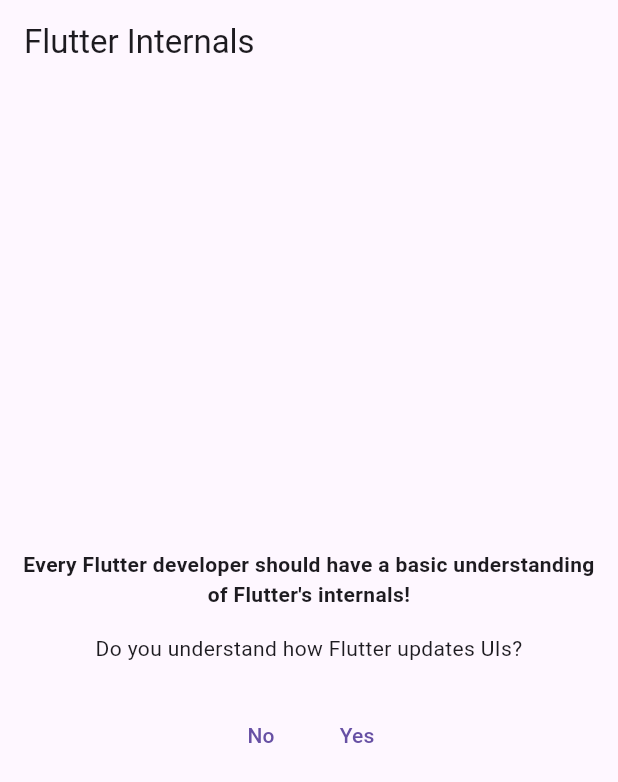
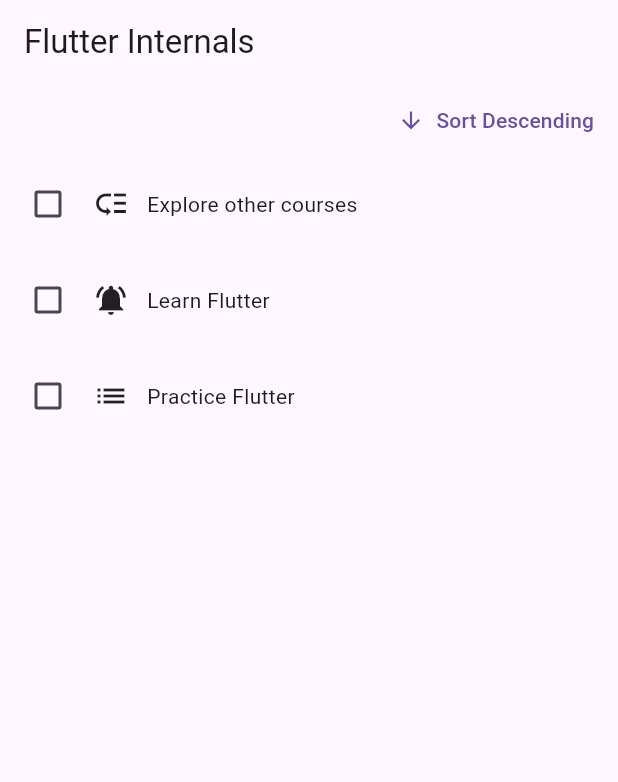
Before and after one commit to Bakez98/Flutter, a Flutter app: the screen it shows after launch, on a phone screen of 412 x 824 dp. Shown: the top 782 px of the screen. Run offline on Flutter 3.47's test engine with Material 2 defaults, Android fonts, the light colour scheme and no system bars; our stand-ins replace google_fonts.

Commit message:
pushing latest for section 7

```diff
--- /dev/null
+++ b/section_7/flutter_internals/lib/keys/checkable_todo_item.dart
@@ -0,0 +1,50 @@
+import 'package:flutter/material.dart';
+
+enum Priority { urgent, normal, low }
+
+class CheckableTodoItem extends StatefulWidget {
+  const CheckableTodoItem(this.text, this.priority, {super.key});
+
+  final String text;
+  final Priority priority;
+
+  @override
+  State<CheckableTodoItem> createState() => _CheckableTodoItemState();
+}
+
+class _CheckableTodoItemState extends State<CheckableTodoItem> {
+  var _done = false;
+
+  void _setDone(bool? isChecked) {
+    setState(() {
+      _done = isChecked ?? false;
+    });
+  }
+
+  @override
+  Widget build(BuildContext context) {
+    var icon = Icons.low_priority;
+
+    if (widget.priority == Priority.urgent) {
+      icon = Icons.notifications_active;
+    }
+
+    if (widget.priority == Priority.normal) {
+      icon = Icons.list;
+    }
+
+    return Padding(
+      padding: const EdgeInsets.all(8),
+      child: Row(
+        crossAxisAlignment: CrossAxisAlignment.center,
+        children: [
+          Checkbox(value: _done, onChanged: _setDone),
+          const SizedBox(width: 6),
+          Icon(icon),
+          const SizedBox(width: 12),
+          Text(widget.text),
+        ],
+      ),
+    );
+  }
+}
--- /dev/null
+++ b/section_7/flutter_internals/lib/keys/keys.dart
@@ -0,0 +1,84 @@
+import 'package:flutter/material.dart';
+import 'package:flutter_internals/keys/checkable_todo_item.dart';
+// import 'package:flutter_internals/keys/todo_item.dart';
+
+class Todo {
+  const Todo(this.text, this.priority);
+
+  final String text;
+  final Priority priority;
+}
+
+class Keys extends StatefulWidget {
+  const Keys({super.key});
+
+  @override
+  State<Keys> createState() {
+    return _KeysState();
+  }
+}
+
+class _KeysState extends State<Keys> {
+  var _order = 'asc';
+  final _todos = [
+    const Todo(
+      'Learn Flutter',
+      Priority.urgent,
+    ),
+    const Todo(
+      'Practice Flutter',
+      Priority.normal,
+    ),
+    const Todo(
+      'Explore other courses',
+      Priority.low,
+    ),
+  ];
+
+  List<Todo> get _orderedTodos {
+    final sortedTodos = List.of(_todos);
+    sortedTodos.sort((a, b) {
+      final bComesAfterA = a.text.compareTo(b.text);
+      return _order == 'asc' ? bComesAfterA : -bComesAfterA;
+    });
+    return sortedTodos;
+  }
+
+  void _changeOrder() {
+    setState(() {
+      _order = _order == 'asc' ? 'desc' : 'asc';
+    });
+  }
+
+  @override
+  Widget build(BuildContext context) {
+    return Column(
+      children: [
+        Align(
+          alignment: Alignment.centerRight,
+          child: TextButton.icon(
+            onPressed: _changeOrder,
+            icon: Icon(
+              _order == 'asc' ? Icons.arrow_downward : Icons.arrow_upward,
+            ),
+            label: Text('Sort ${_order == 'asc' ? 'Descending' : 'Ascending'}'),
+          ),
+        ),
+        Expanded(
+          child: Column(
+            children: [
+              // for (final todo in _orderedTodos) TodoItem(todo.text, todo.priority),
+              for (final todo in _orderedTodos)
+                CheckableTodoItem(
+                  //key: ValueKey(todo.text),
+                  key: ObjectKey(todo),
+                  todo.text,
+                  todo.priority,
+                ),
+            ],
+          ),
+        ),
+      ],
+    );
+  }
+}
--- a/section_7/flutter_internals/lib/main.dart
+++ b/section_7/flutter_internals/lib/main.dart
@@ -1,6 +1,7 @@
 import 'package:flutter/material.dart';
+import 'package:flutter_internals/keys/keys.dart';
 
-import 'package:flutter_internals/ui_updates_demo.dart';
+// import 'package:flutter_internals/ui_updates_demo.dart';
 
 void main() {
   runApp(const App());
@@ -17,7 +18,7 @@
         appBar: AppBar(
           title: const Text('Flutter Internals'),
         ),
-        body: const UIUpdatesDemo(),
+        body: const Keys(),
       ),
     );
   }
--- a/section_7/flutter_internals/lib/ui_updates_demo.dart
+++ b/section_7/flutter_internals/lib/ui_updates_demo.dart
@@ -1,66 +1,31 @@
 import 'package:flutter/material.dart';
+import 'package:flutter_internals/demo_buttons.dart';
 
-class UIUpdatesDemo extends StatefulWidget {
+class UIUpdatesDemo extends StatelessWidget {
   const UIUpdatesDemo({super.key});
-
-  @override
-  StatefulElement createElement() {
-    print('UIUpdatesDemo CREATEELEMENT called');
-    return super.createElement();
-  }
-
-  @override
-  State<UIUpdatesDemo> createState() {
-    return _UIUpdatesDemo();
-  }
-}
-
-class _UIUpdatesDemo extends State<UIUpdatesDemo> {
-  var _isUnderstood = false;
 
   @override
   Widget build(BuildContext context) {
     print('UIUpdatesDemo BUILD called');
-    return Padding(
-      padding: const EdgeInsets.all(8.0),
+    return const Padding(
+      padding: EdgeInsets.all(8.0),
       child: Center(
         child: Column(
           mainAxisSize: MainAxisSize.min,
           crossAxisAlignment: CrossAxisAlignment.center,
           children: [
-            const Text(
+            Text(
               'Every Flutter developer should have a basic understanding of Flutter\'s internals!',
               textAlign: TextAlign.center,
               style: TextStyle(fontWeight: FontWeight.bold),
             ),
-            const SizedBox(height: 16),
-            const Text(
+            SizedBox(height: 16),
+            Text(
               'Do you understand how Flutter updates UIs?',
               textAlign: TextAlign.center,
             ),
-            const SizedBox(height: 24),
-            Row(
-              mainAxisAlignment: MainAxisAlignment.center,
-              children: [
-                TextButton(
-                  onPressed: () {
-                    setState(() {
-                      _isUnderstood = false;
-                    });
-                  },
-                  child: const Text('No'),
-                ),
-                TextButton(
-                  onPressed: () {
-                    setState(() {
-                      _isUnderstood = true;
-                    });
-                  },
-                  child: const Text('Yes'),
-                ),
-              ],
-            ),
-            if (_isUnderstood) const Text('Awesome!'),
+            SizedBox(height: 24),
+            DemoButtons(),
           ],
         ),
       ),
```
Also changed, not shown: section_7/flutter_internals/lib/demo_buttons.dart (added, +46 -0 lines), section_7/flutter_internals/lib/keys/todo_item.dart (added, +34 -0 lines), section_7/flutter_internals/pubspec.yaml (line endings or trailing spaces), 1 other file.
